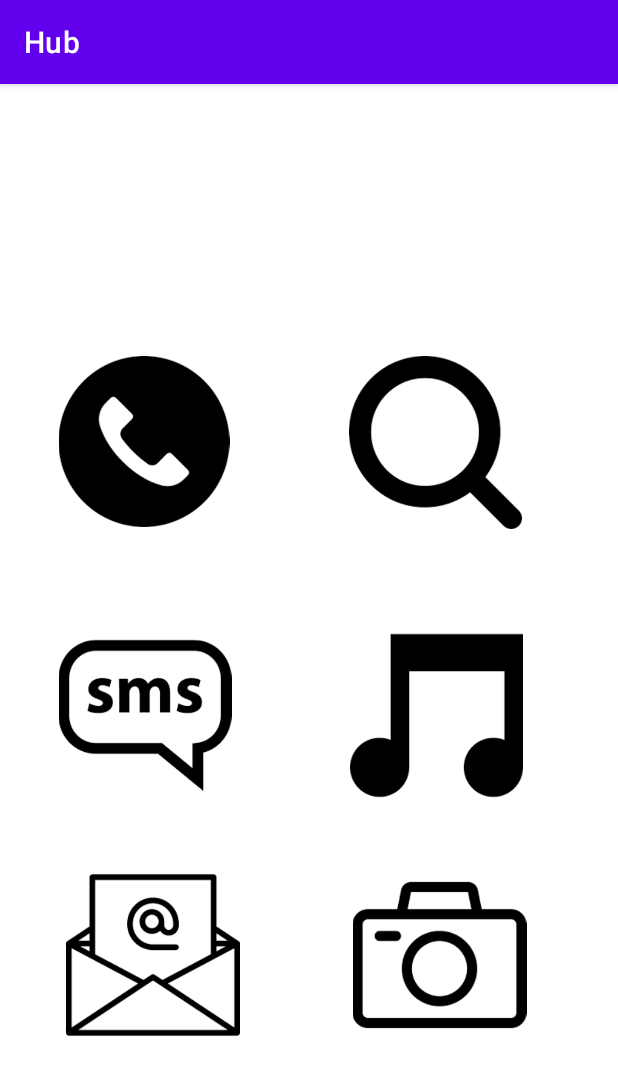
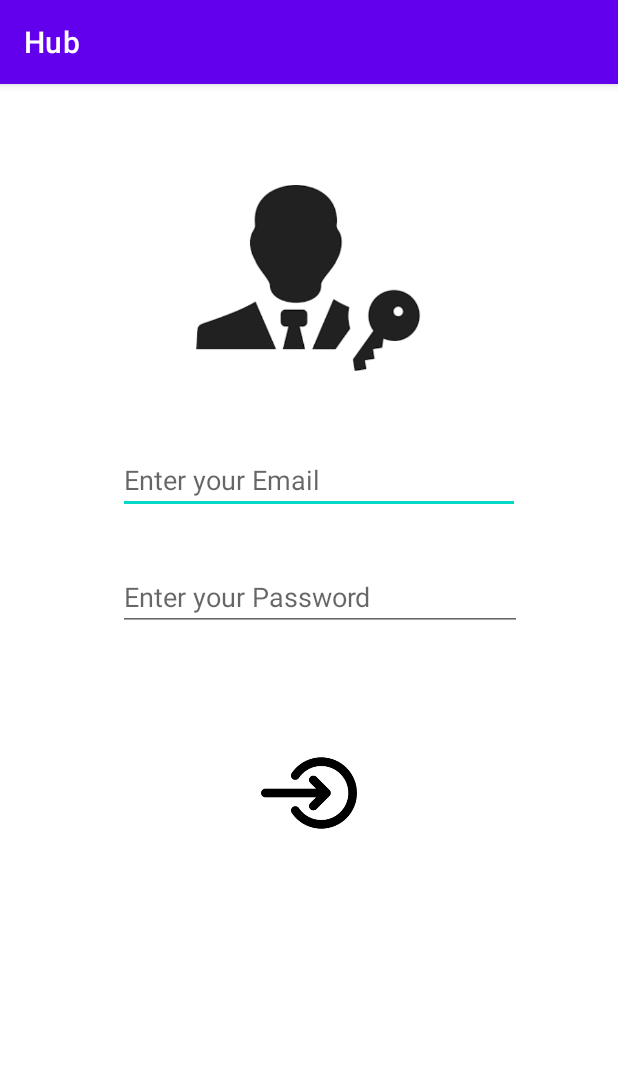
Before and after one commit to cmed/SuperApp, an Android app: the screen it shows after launch (MainActivity), on a phone screen of 412 x 824 dp. Shown: the top 1075 px of the screen. Run offline under Robolectric (Android 15) with nearby library versions, the phone set to English and light mode, and no system bars.

Commit message:
2nd commit

```diff
--- a/app/src/main/AndroidManifest.xml
+++ b/app/src/main/AndroidManifest.xml
@@ -37,7 +37,7 @@
             android:name=".Camera"
             android:exported="false" />
         <activity
-            android:name=".LoginActivity"
+            android:name=".Hub"
             android:exported="false" />
         <activity
             android:name=".MainActivity"
--- a/app/src/main/java/com/med/superapp/MainActivity.java
+++ b/app/src/main/java/com/med/superapp/MainActivity.java
@@ -5,69 +5,42 @@ import androidx.appcompat.app.AppCompatActivity;
 import android.content.Intent;
 import android.os.Bundle;
 import android.view.View;
+import android.widget.EditText;
 import android.widget.ImageView;
+import android.widget.TextView;
+import android.widget.Toast;
 
 public class MainActivity extends AppCompatActivity {
-ImageView sms,call,camera,music,mail,search;
+
+private String user="admin";
+private String pass="admin";
+    private EditText username,password;
+    private ImageView login;
+
     @Override
     protected void onCreate(Bundle savedInstanceState) {
         super.onCreate(savedInstanceState);
         setContentView(R.layout.activity_main);
+        username=findViewById(R.id.username);
+        password=findViewById(R.id.Password);
+        login=findViewById(R.id.login);
 
-        camera=findViewById(R.id.camera);
-        call=findViewById(R.id.call);
-        mail=findViewById(R.id.mail);
-        sms=findViewById(R.id.sms);
-        music=findViewById(R.id.music);
-        search=findViewById(R.id.search);
-
-        sms.setOnClickListener(new View.OnClickListener() {
+        login.setOnClickListener(new View.OnClickListener() {
             @Override
             public void onClick(View v) {
-                Intent intent=new Intent(MainActivity.this,Sms.class );
-                startActivity(intent);
+                String inputUsername =username.getText().toString();
+                String inputPassord =password.getText().toString();
+                if (inputUsername.isEmpty() || inputPassord.isEmpty()){
+                    Toast.makeText(MainActivity.this, "Enter credentials correctly",Toast.LENGTH_SHORT).show();
+                }else if(inputUsername.equals(user) && inputPassord.equals(pass)){
+
+                        Intent intent=new Intent(MainActivity.this, Hub.class );
+                        startActivity(intent);
+                    }
+                else  Toast.makeText(MainActivity.this, "Enter credentials correctly",Toast.LENGTH_SHORT).show();
+
+
             }
         });
-
-
-        camera.setOnClickListener(new View.OnClickListener() {
-            @Override
-            public void onClick(View v) {
-                Intent intent=new Intent(MainActivity.this,Camera.class );
-                startActivity(intent);
-            }
-        });
-
-        call.setOnClickListener(new View.OnClickListener() {
-            @Override
-            public void onClick(View v) {
-                Intent intent=new Intent(MainActivity.this,Call.class );
-                startActivity(intent);
-            }
-        });
-
-        mail.setOnClickListener(new View.OnClickListener() {
-            @Override
-            public void onClick(View v) {
-                Intent intent=new Intent(MainActivity.this,Mail.class );
-                startActivity(intent);
-            }
-        });
-
-        music.setOnClickListener(new View.OnClickListener() {
-            @Override
-            public void onClick(View v) {
-                Intent intent=new Intent(MainActivity.this,Music.class );
-                startActivity(intent);
-            }
-        });
-        search.setOnClickListener(new View.OnClickListener() {
-            @Override
-            public void onClick(View v) {
-                Intent intent=new Intent(MainActivity.this,Search.class );
-                startActivity(intent);
-            }
-        });
-
     }
 }
--- a/app/src/main/res/layout/activity_main.xml
+++ b/app/src/main/res/layout/activity_main.xml
@@ -6,76 +6,57 @@
     android:layout_height="match_parent"
     tools:context=".MainActivity">
 
+    <EditText
+        android:id="@+id/username"
+        android:layout_width="268dp"
+        android:layout_height="43dp"
+        android:layout_marginStart="78dp"
+        android:layout_marginTop="52dp"
+        android:layout_marginEnd="65dp"
+        android:ems="10"
+        android:hint="Enter your Email"
+        android:inputType="textEmailAddress"
+        app:layout_constraintEnd_toEndOf="parent"
+        app:layout_constraintStart_toStartOf="parent"
+        app:layout_constraintTop_toBottomOf="@+id/imageView"
+        tools:ignore="MissingConstraints" />
+
+    <EditText
+        android:id="@+id/Password"
+        android:layout_width="269dp"
+        android:layout_height="44dp"
+        android:layout_marginStart="78dp"
+        android:layout_marginTop="34dp"
+        android:layout_marginEnd="64dp"
+        android:ems="10"
+        android:hint="Enter your Password"
+        android:inputType="textPassword"
+        app:layout_constraintEnd_toEndOf="parent"
+        app:layout_constraintStart_toStartOf="parent"
+        app:layout_constraintTop_toBottomOf="@+id/username" />
+
     <ImageView
-        android:id="@+id/call"
-        android:layout_width="133dp"
-        android:layout_height="114dp"
-        android:layout_marginStart="29dp"
-        android:layout_marginTop="163dp"
-        android:layout_marginBottom="50dp"
-        app:layout_constraintBottom_toTopOf="@+id/sms"
+        android:id="@+id/imageView"
+        android:layout_width="192dp"
+        android:layout_height="124dp"
+
+        android:layout_marginTop="67dp"
+        app:layout_constraintEnd_toEndOf="parent"
         app:layout_constraintStart_toStartOf="parent"
         app:layout_constraintTop_toTopOf="parent"
-        app:srcCompat="@drawable/call" />
+        app:srcCompat="@drawable/login" />
 
     <ImageView
-        android:id="@+id/sms"
-        android:layout_width="132dp"
-        android:layout_height="115dp"
-        android:layout_marginStart="30dp"
-        android:layout_marginEnd="61dp"
-        android:layout_marginBottom="44dp"
-        app:layout_constraintBottom_toTopOf="@+id/mail"
-        app:layout_constraintEnd_toStartOf="@+id/music"
-        app:layout_constraintStart_toStartOf="parent"
-        app:srcCompat="@drawable/sms" />
+        android:id="@+id/login"
+        android:layout_width="76dp"
+        android:layout_height="64dp"
 
-    <ImageView
-        android:id="@+id/mail"
-        android:layout_width="132dp"
-        android:layout_height="116dp"
-        android:layout_marginStart="36dp"
-        android:layout_marginBottom="129dp"
-        app:layout_constraintBottom_toBottomOf="parent"
-        app:layout_constraintStart_toStartOf="parent"
-        app:srcCompat="@drawable/mail" />
-
-    <ImageView
-        android:id="@+id/music"
-        android:layout_width="134dp"
-        android:layout_height="115dp"
-        android:layout_marginEnd="54dp"
-        android:layout_marginBottom="44dp"
-        app:layout_constraintBottom_toTopOf="@+id/camera"
-        app:layout_constraintEnd_toEndOf="parent"
-        app:srcCompat="@drawable/music" />
-
-    <ImageView
-        android:id="@+id/search"
-        android:layout_width="135dp"
-        android:layout_height="115dp"
-        android:layout_marginStart="60dp"
-        android:layout_marginTop="163dp"
-        android:layout_marginEnd="54dp"
-        android:layout_marginBottom="49dp"
-        app:layout_constraintBottom_toTopOf="@+id/music"
-        app:layout_constraintEnd_toEndOf="parent"
-        app:layout_constraintStart_toEndOf="@+id/call"
-        app:layout_constraintTop_toTopOf="parent"
-        app:srcCompat="@drawable/search" />
-
-    <ImageView
-        android:id="@+id/camera"
-        android:layout_width="130dp"
-        android:layout_height="116dp"
-        android:layout_marginStart="59dp"
-        android:layout_marginEnd="54dp"
-        android:layout_marginBottom="129dp"
+        android:layout_marginTop="57dp"
+        android:layout_marginBottom="245dp"
         app:layout_constraintBottom_toBottomOf="parent"
         app:layout_constraintEnd_toEndOf="parent"
-        app:layout_constraintStart_toEndOf="@+id/mail"
-        app:srcCompat="@drawable/camera" />
-
-
+        app:layout_constraintStart_toStartOf="parent"
+        app:layout_constraintTop_toBottomOf="@+id/Password"
+        app:srcCompat="@drawable/go" />
 
 </androidx.constraintlayout.widget.ConstraintLayout>
```
Also changed, not shown: app/src/main/java/com/med/superapp/Hub.java (added, +73 -0 lines), app/src/main/java/com/med/superapp/LoginActivity.java (deleted, +0 -14 lines), app/src/main/res/layout/activity_hub.xml (added, +81 -0 lines), app/src/main/res/layout/activity_login.xml (deleted, +0 -9 lines), app/src/main/res/drawable/go.png (added), app/src/main/res/drawable/login.png (added).
